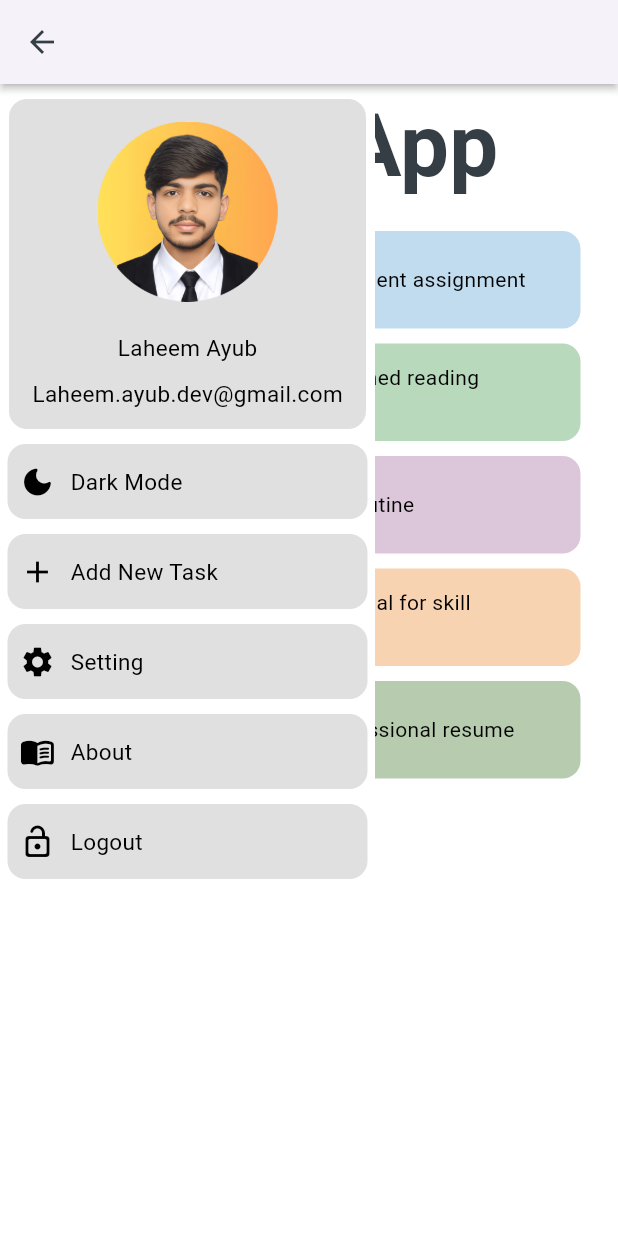
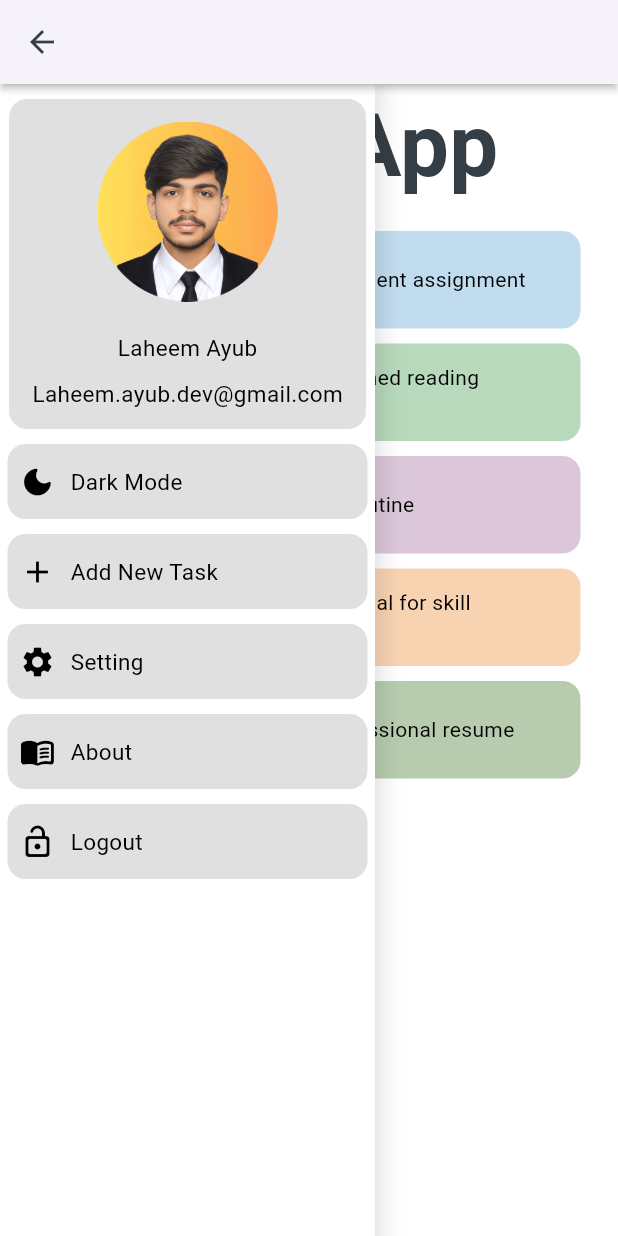
Before and after one commit to M-Laheem-Ayub/flutter-project-4-todo-app, a Flutter app: the screen it shows after launch, after a tap on the "menu" icon, on a phone screen of 412 x 824 dp. Run offline on Flutter 3.47's test engine with Material 3 defaults, Android fonts, the phone set to English and light mode, and no system bars.

Commit message:
set drawer height

```diff
--- a/lib/MyDrawer.dart
+++ b/lib/MyDrawer.dart
@@ -1,5 +1,4 @@
 // ignore_for_file: must_be_immutable, file_names
-
 import 'package:flutter/material.dart';
 import 'package:flutter_application_4/DrawerTile.dart';
 
@@ -22,8 +21,21 @@ class _MyDrawerState extends State<MyDrawer> {
   @override
   Widget build(BuildContext context) {
     return Container(
+      height: MediaQuery.of(context).size.height,
       width: widget.increaseWidth ? 250 : 0,
       decoration: BoxDecoration(
+        boxShadow: [
+          BoxShadow(
+            color:
+                widget.isDark
+                    ? Color.fromRGBO(255, 255, 255, 0.05)
+                    : Color.fromRGBO(0, 0, 0, 0.1),
+            offset: Offset(5, 0),
+            blurRadius: 10,
+            spreadRadius: 1,
+          ),
+        ],
+        // border: Border(right: BorderSide(color: Colors.white, width: 1)),
         color: widget.isDark ? Color(0xff101218) : Colors.white,
       ),
       child: Column(
```
